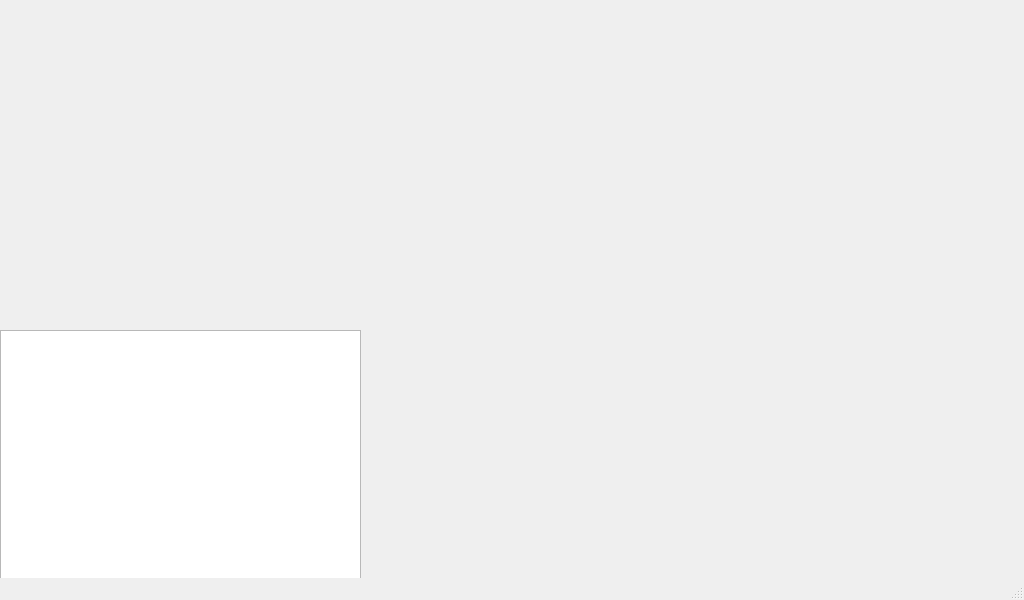
This is Ltem_Sorting/scancolor.ui in YiHangCalm/WorldSkillsCompetition as Qt 5 draws it before an edit. The edited form follows.
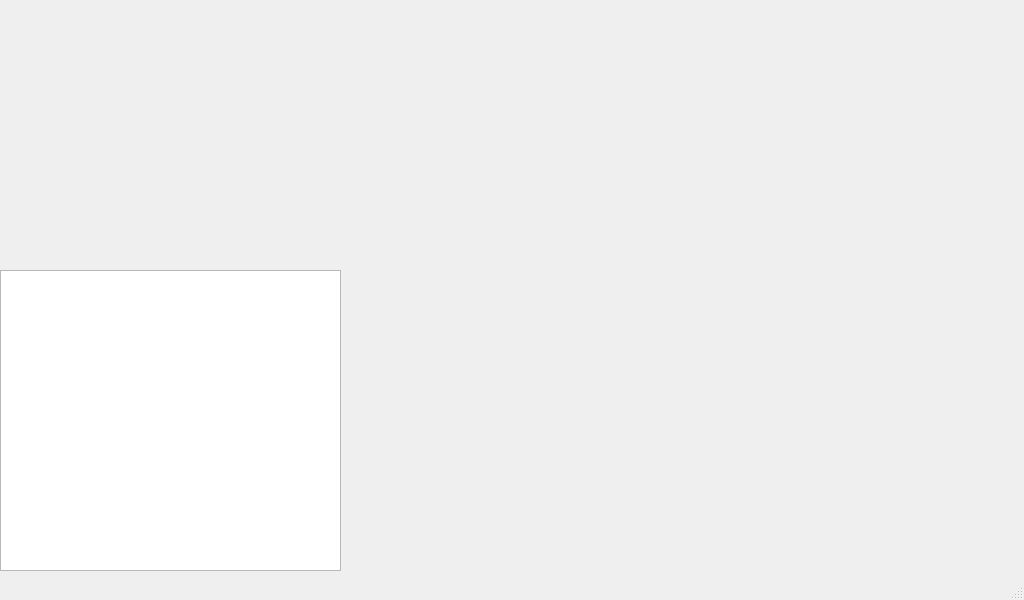
This is the edited form. Icons and pictures are not drawn.

Patch:
```diff
--- a/Ltem_Sorting/scancolor.ui
+++ b/Ltem_Sorting/scancolor.ui
@@ -44,6 +44,47 @@
     height: 80px; 
 	font-size: 16px;
 	border: none;
+}
+QPushButton#sorte {
+    border-image: url(:/new/btn/Rese/fast.png);
+    
+     width: 203;  
+    height: 80px; 
+	font-size: 16px;
+	border: none;
+}
+
+QPushButton#appoint {
+    border-image: url(:/new/btn/Rese/slow.png);
+    
+     width: 203;  
+    height: 80px; 
+	font-size: 16px;
+	border: none;
+}
+QPushButton#red {
+    border-image: url(:/new/btn/Rese/red.png);
+    
+     width: 203;  
+    height: 80px; 
+	font-size: 16px;
+	border: none;
+}
+QPushButton#blue {
+    border-image: url(:/new/btn/Rese/blue.png);
+    
+     width: 203;  
+    height: 80px; 
+	font-size: 16px;
+	border: none;
+}
+QPushButton#green {
+    border-image: url(:/new/btn/Rese/green.png);
+    
+     width: 203;  
+    height: 80px; 
+	font-size: 16px;
+	border: none;
 }</string>
   </property>
   <widget class="QWidget" name="centralwidget">
@@ -51,30 +92,12 @@
     <property name="geometry">
      <rect>
       <x>0</x>
-      <y>330</y>
-      <width>361</width>
-      <height>251</height>
+      <y>270</y>
+      <width>341</width>
+      <height>301</height>
      </rect>
     </property>
    </widget>
-   <widget class="QPushButton" name="exButton">
-    <property name="geometry">
-     <rect>
-      <x>790</x>
-      <y>480</y>
-      <width>181</width>
-      <height>71</height>
-     </rect>
-    </property>
-    <property name="font">
-     <font>
-      <pointsize>-1</pointsize>
-     </font>
-    </property>
-    <property name="text">
-     <string/>
-    </property>
-   </widget>
    <widget class="QLabel" name="HSV">
     <property name="geometry">
      <rect>
@@ -101,23 +124,113 @@
      <string/>
     </property>
    </widget>
-   <widget class="QPushButton" name="adjust">
+   <widget class="QWidget" name="widget_2" native="true">
     <property name="geometry">
      <rect>
-      <x>790</x>
-      <y>380</y>
-      <width>181</width>
-      <height>71</height>
+      <x>820</x>
+      <y>260</y>
+      <width>201</width>
+      <height>301</height>
      </rect>
     </property>
-    <property name="font">
-     <font>
-      <pointsize>-1</pointsize>
-     </font>
+    <layout class="QGridLayout" name="gridLayout">
+     <item row="0" column="0">
+      <widget class="QPushButton" name="appoint">
+       <property name="font">
+        <font>
+         <pointsize>-1</pointsize>
+        </font>
+       </property>
+       <property name="text">
+        <string/>
+       </property>
+      </widget>
+     </item>
+     <item row="1" column="0">
+      <widget class="QPushButton" name="sorte">
+       <property name="font">
+        <font>
+         <pointsize>-1</pointsize>
+        </font>
+       </property>
+       <property name="text">
+        <string/>
+       </property>
+      </widget>
+     </item>
+     <item row="2" column="0">
+      <widget class="QPushButton" name="adjust">
+       <property name="font">
+        <font>
+         <pointsize>-1</pointsize>
+        </font>
+       </property>
+       <property name="text">
+        <string/>
+       </property>
+      </widget>
+     </item>
+     <item row="3" column="0">
+      <widget class="QPushButton" name="exButton">
+       <property name="font">
+        <font>
+         <pointsize>-1</pointsize>
+        </font>
+       </property>
+       <property name="text">
+        <string/>
+       </property>
+      </widget>
+     </item>
+    </layout>
+   </widget>
+   <widget class="QWidget" name="widget" native="true">
+    <property name="geometry">
+     <rect>
+      <x>570</x>
+      <y>270</y>
+      <width>221</width>
+      <height>270</height>
+     </rect>
     </property>
-    <property name="text">
-     <string/>
-    </property>
+    <layout class="QVBoxLayout" name="verticalLayout">
+     <item>
+      <widget class="QPushButton" name="blue">
+       <property name="font">
+        <font>
+         <pointsize>-1</pointsize>
+        </font>
+       </property>
+       <property name="text">
+        <string/>
+       </property>
+      </widget>
+     </item>
+     <item>
+      <widget class="QPushButton" name="red">
+       <property name="font">
+        <font>
+         <pointsize>-1</pointsize>
+        </font>
+       </property>
+       <property name="text">
+        <string/>
+       </property>
+      </widget>
+     </item>
+     <item>
+      <widget class="QPushButton" name="green">
+       <property name="font">
+        <font>
+         <pointsize>-1</pointsize>
+        </font>
+       </property>
+       <property name="text">
+        <string/>
+       </property>
+      </widget>
+     </item>
+    </layout>
    </widget>
   </widget>
   <widget class="QMenuBar" name="menubar">
```
